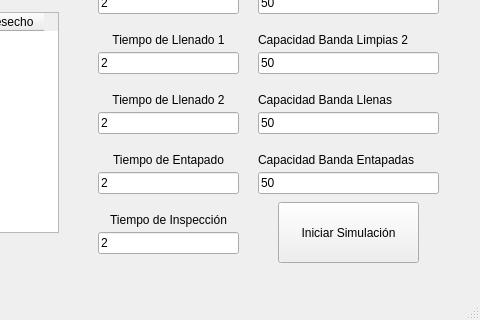
First picture: the form in IProgra/mainwindow.ui, repository UnopposedQuill/I-Progra-Refrescos, before the edit; both pictures show x 442 to 922 and y 155 to 475 of the 922 by 475 pixel window.
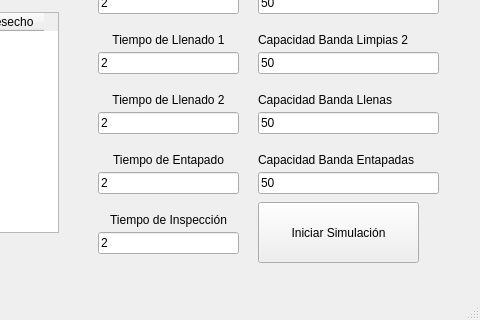
Second picture: the form after the edit. Icons and pictures are not drawn.

What changed in the file:
```diff
--- a/IProgra/mainwindow.ui
+++ b/IProgra/mainwindow.ui
@@ -388,15 +388,25 @@
    <widget class="QPushButton" name="Inicio">
     <property name="geometry">
      <rect>
-      <x>720</x>
+      <x>700</x>
       <y>340</y>
-      <width>141</width>
+      <width>161</width>
       <height>61</height>
      </rect>
     </property>
     <property name="text">
      <string>Iniciar Simulación</string>
     </property>
+    <property name="icon">
+     <iconset resource="recursos.qrc">
+      <normaloff>:/botones/botones/Flecha Derecha.jpg</normaloff>:/botones/botones/Flecha Derecha.jpg</iconset>
+    </property>
+    <property name="iconSize">
+     <size>
+      <width>30</width>
+      <height>30</height>
+     </size>
+    </property>
    </widget>
    <widget class="QLabel" name="label_13">
     <property name="geometry">
```
Left out of the diff: 4 changed lines with no effect on the pictures.
